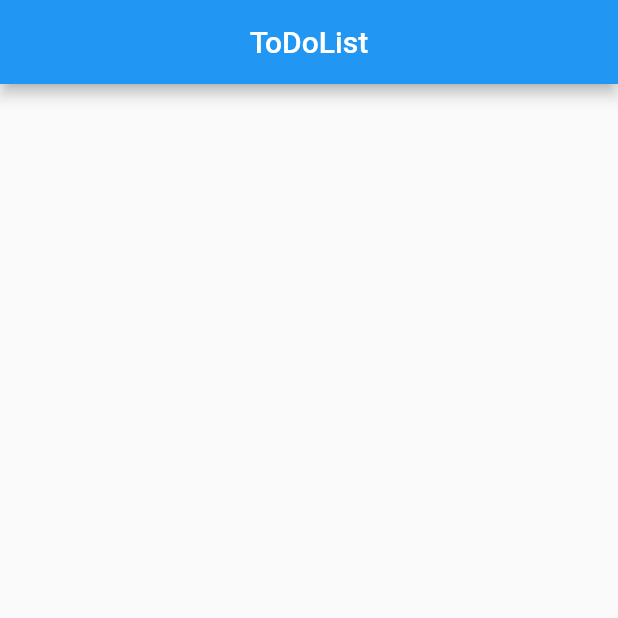
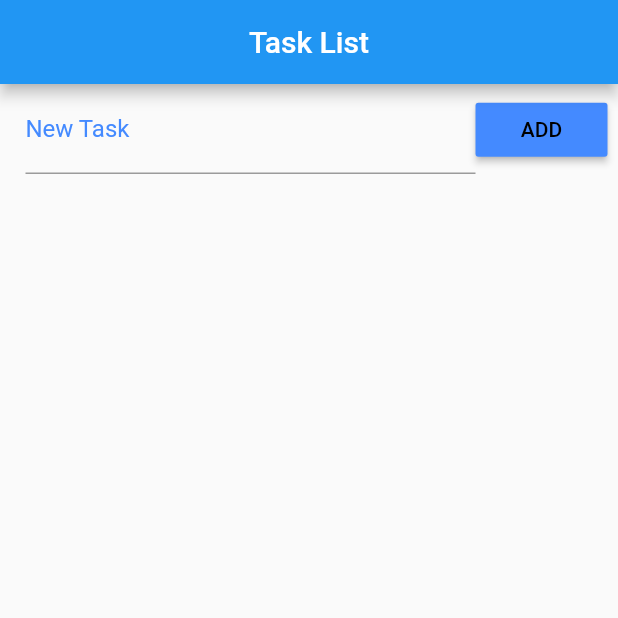
Before and after one commit to efigenioluiz/flutter, a Flutter app: the screen it shows after launch, on a phone screen of 412 x 824 dp, the top half of it. Run offline on Flutter 3.47's test engine with Material 2 defaults, Android fonts, the phone set to English and light mode, and no system bars.

Commit message:
button and field add

```diff
--- a/todolist/lib/main.dart
+++ b/todolist/lib/main.dart
@@ -22,8 +22,34 @@ class _HomeState extends State<Home> {
   Widget build(BuildContext context) {
     return Scaffold(
       appBar: AppBar(
-        title: Text("ToDoList"),
+        title: Text("Task List"),
         centerTitle: true,
+      ),
+      body: Column(
+        children: <Widget>[
+          Container(
+            padding: EdgeInsets.fromLTRB(17.0, 1.0, 7.0, 1.0),
+            child: Row(
+              children: <Widget>[
+                Expanded(
+                  child: TextField(
+                    decoration: InputDecoration(
+                      labelText: "New Task",
+                      labelStyle: TextStyle(color: Colors.blueAccent),
+                    ),
+                  ),
+                ),
+                RaisedButton(
+                  color: Colors.blueAccent,
+                  child: Text("ADD"),
+                  textColor: Colors.black,
+                  onPressed: () {},
+                ),
+              ],
+            ),
+
+          ),
+        ],
       ),
     );
   }
@@ -40,11 +66,11 @@ class _HomeState extends State<Home> {
   }
 
   Future<String> _readData() async {
-    try{
-      final file= await _getFile();
+    try {
+      final file = await _getFile();
       return file.readAsString();
-    }catch (e){
+    } catch (e) {
       print(e);
     }
-
+  }
 }
```
